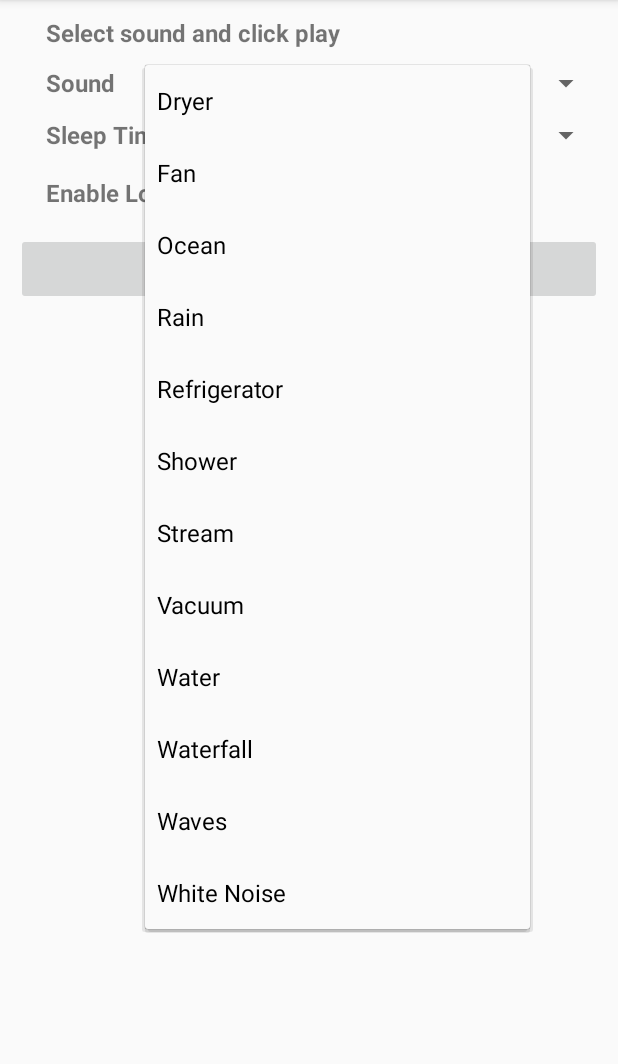
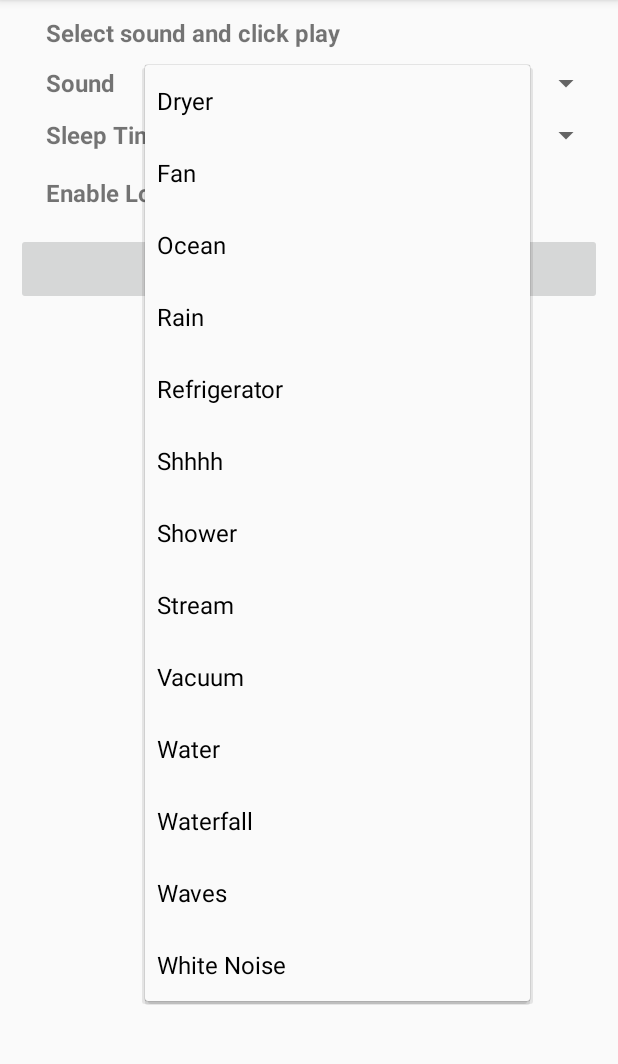
Before and after one commit to brarcher/baby-sleep-sounds, an Android app: the screen it shows after launch (MainActivity), after a tap on "Dryer", on a phone screen of 412 x 824 dp, the part 84-1148 px from its top. Run offline under Robolectric (Android 15) with nearby library versions, the phone set to English and light mode, and no system bars; libraries missing offline, so code that uses them is left out: com.github.hiteshsondhi88.libffmpeg; 2 statements that could not run were skipped.

Commit message:
Add shhh sound
This sound was recorded myself.

```diff
--- a/app/src/main/java/protect/babysleepsounds/MainActivity.java
+++ b/app/src/main/java/protect/babysleepsounds/MainActivity.java
@@ -82,6 +82,7 @@ public class MainActivity extends AppCompatActivity
             .put(getResources().getString(R.string.ocean), R.raw.ocean)
             .put(getResources().getString(R.string.rain), R.raw.rain)
             .put(getResources().getString(R.string.refrigerator), R.raw.refrigerator)
+            .put(getResources().getString(R.string.shhhh), R.raw.shhhh)
             .put(getResources().getString(R.string.shower), R.raw.shower)
             .put(getResources().getString(R.string.stream), R.raw.stream)
             .put(getResources().getString(R.string.vacuum), R.raw.vacuum)
--- a/app/src/main/res/values/strings.xml
+++ b/app/src/main/res/values/strings.xml
@@ -24,6 +24,7 @@
     <string name="ocean">Ocean</string>
     <string name="rain">Rain</string>
     <string name="refrigerator">Refrigerator</string>
+    <string name="shhhh">Shhhh</string>
     <string name="shower">Shower</string>
     <string name="stream">Stream</string>
     <string name="vacuum">Vacuum</string>
```
Also changed, not shown: 1 other file.
